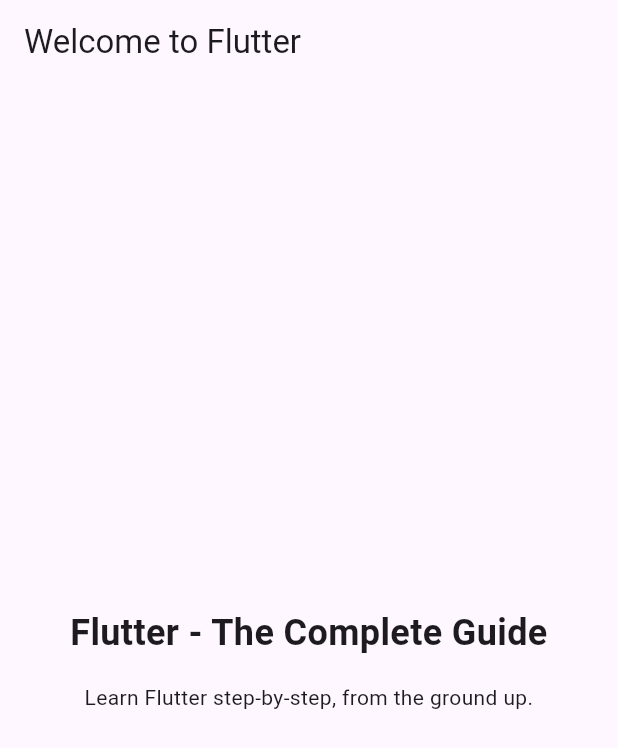
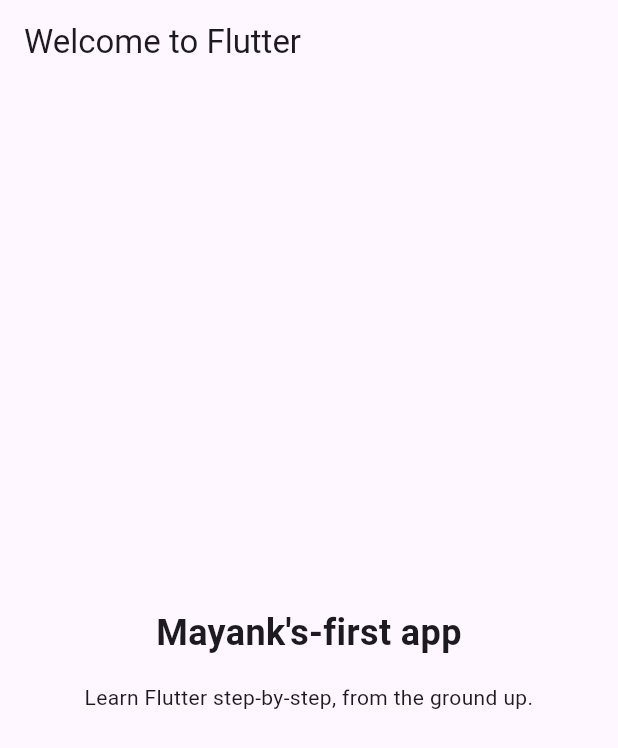
Before and after one commit to mayank0508/gokartIN, a Flutter app: the screen it shows after launch, on a phone screen of 412 x 824 dp. Shown: the top 748 px of the screen. Run offline on Flutter 3.47's test engine with Material 3 defaults, Android fonts, the phone set to English and light mode, and no system bars.

Commit message:
first-commit

```diff
--- a/lib/main.dart
+++ b/lib/main.dart
@@ -33,7 +33,7 @@ class MyApp extends StatelessWidget {
             crossAxisAlignment: CrossAxisAlignment.center,
             children: const [
               Text(
-                'Flutter - The Complete Guide',
+                "Mayank's-first app",
                 textAlign: TextAlign.center,
                 style: TextStyle(
                   fontSize: 24,
```
